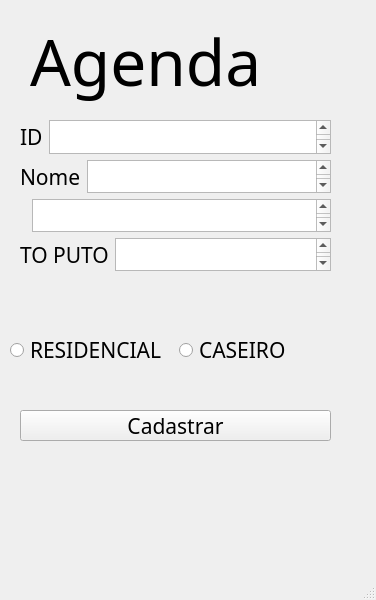
First picture: the form in Agenda.ui, repository LukC30/ds2-python, before the edit.
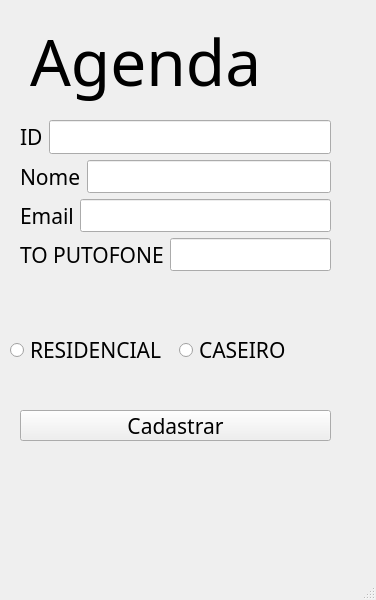
Second picture: the form after the edit.

Commit message: Cadastro feito!

```diff
--- a/Agenda.ui
+++ b/Agenda.ui
@@ -59,7 +59,7 @@
         </widget>
        </item>
        <item>
-        <widget class="QTextEdit" name="textEdit_2"/>
+        <widget class="QLineEdit" name="textEdit_2"/>
        </item>
       </layout>
      </item>
@@ -73,7 +73,7 @@
         </widget>
        </item>
        <item>
-        <widget class="QTextEdit" name="textEdit_4"/>
+        <widget class="QLineEdit" name="textNome"/>
        </item>
       </layout>
      </item>
@@ -82,12 +82,12 @@
        <item>
         <widget class="QLabel" name="label_7">
          <property name="text">
-          <string> </string>
+          <string>Email</string>
          </property>
         </widget>
        </item>
        <item>
-        <widget class="QTextEdit" name="textEdit_3"/>
+        <widget class="QLineEdit" name="textEmail"/>
        </item>
       </layout>
      </item>
@@ -96,12 +96,12 @@
        <item>
         <widget class="QLabel" name="label_2">
          <property name="text">
-          <string>TO PUTO</string>
+          <string>TO PUTOFONE</string>
          </property>
         </widget>
        </item>
        <item>
-        <widget class="QTextEdit" name="textEdit"/>
+        <widget class="QLineEdit" name="textTelefone"/>
        </item>
       </layout>
      </item>
```
Left out of the diff: 4 changed lines with no effect on the pictures. The commit also changes 2 other files.
